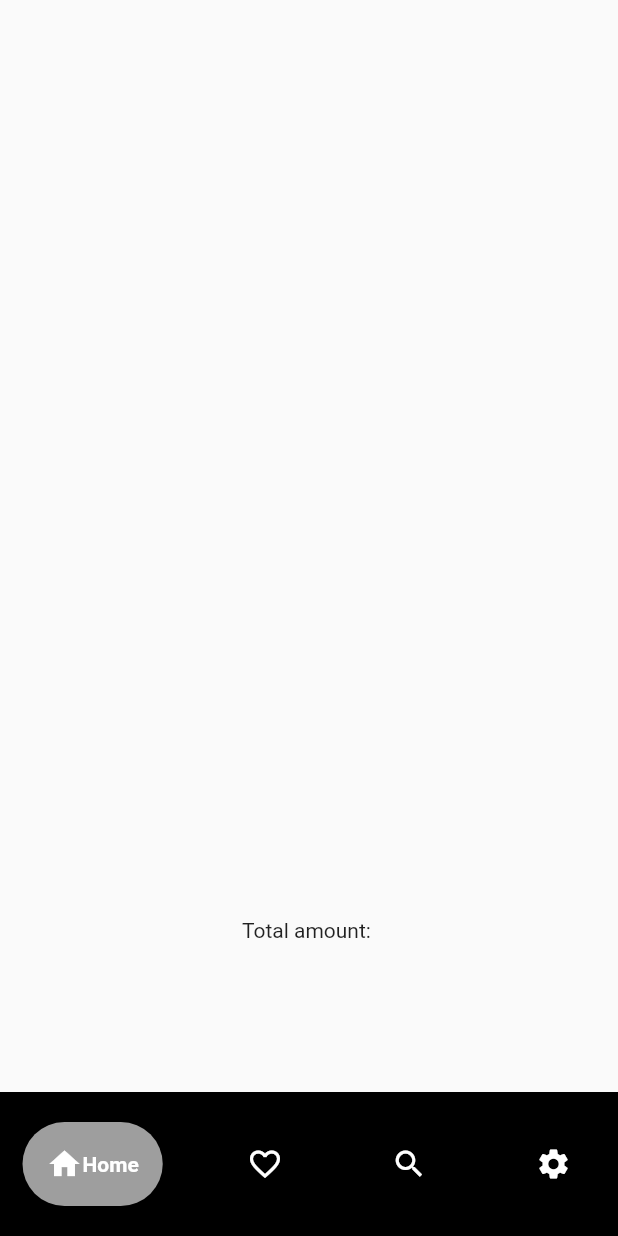
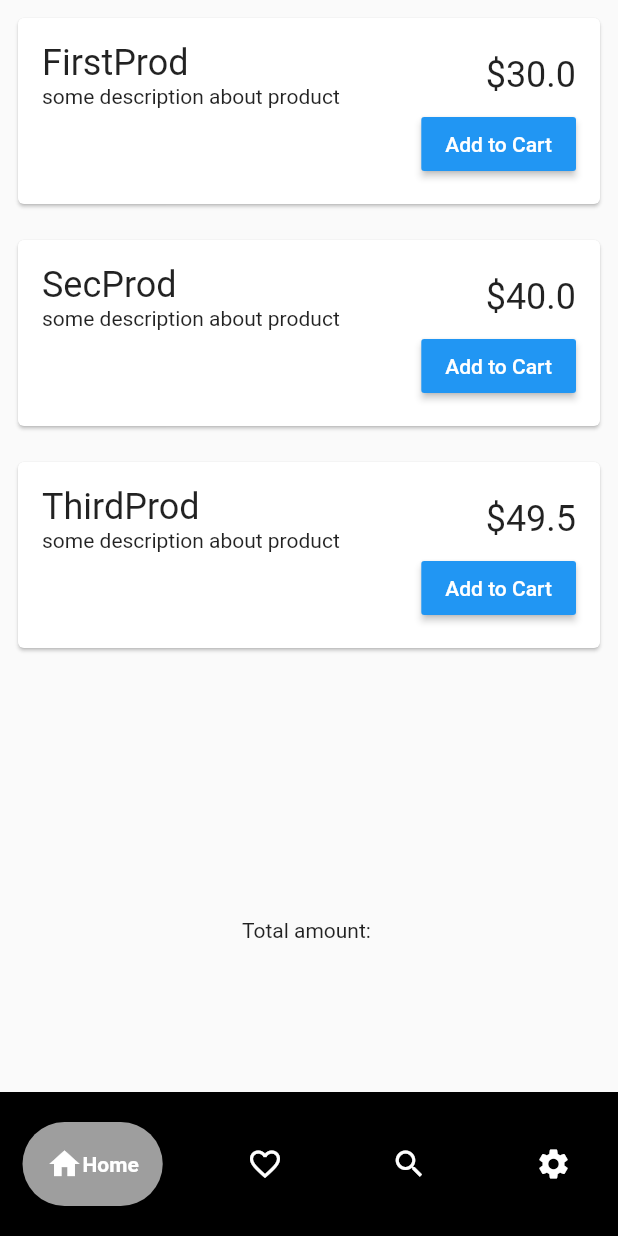
Before and after one commit to utsobe/my-demo-flutter-app, a Flutter app: the screen it shows after launch, on a phone screen of 412 x 824 dp. Run offline on Flutter 3.47's test engine with Material 2 defaults, Android fonts, the phone set to English and light mode, and no system bars; drawn by our look-alikes of google_nav_bar; our stand-ins replace get.

Commit message:
card added to shopping page

```diff
--- a/lib/views/shopping_page.dart
+++ b/lib/views/shopping_page.dart
@@ -2,9 +2,11 @@ import 'package:flutter/cupertino.dart';
 import 'package:flutter/material.dart';
 import 'package:flutter/src/widgets/container.dart';
 import 'package:flutter/src/widgets/framework.dart';
+import 'package:get/get.dart';
+import 'package:my_demo_flutter_app/controllers/shopping_controller.dart';
 
 class ShoppingPage extends StatelessWidget {
-  const ShoppingPage({super.key});
+  final shoppingController = Get.put(ShoppingController());
 
   @override
   Widget build(BuildContext context) {
@@ -12,12 +14,51 @@ class ShoppingPage extends StatelessWidget {
       child: Column(
         children: [
           Expanded(
-            child: ListView.builder(
-              itemCount: 5,
-              itemBuilder: (context, index) {
-                return Card();
-              },
-            ),
+            child: GetX<ShoppingController>(builder: (controller) {
+              return ListView.builder(
+                itemCount: controller.products.length,
+                itemBuilder: (context, index) {
+                  return Card(
+                    margin: const EdgeInsets.all(12),
+                    child: Padding(
+                      padding: const EdgeInsets.all(16.0),
+                      child: Column(
+                        crossAxisAlignment: CrossAxisAlignment.end,
+                        children: [
+                          Row(
+                            mainAxisAlignment: MainAxisAlignment.spaceBetween,
+                            children: [
+                              Column(
+                                crossAxisAlignment: CrossAxisAlignment.start,
+                                children: [
+                                  Text(
+                                    '${controller.products[index].productName}',
+                                    style: TextStyle(fontSize: 24),
+                                  ),
+                                  Text(
+                                      '${controller.products[index].productDescription}'),
+                                ],
+                              ),
+                              Text('\$${controller.products[index].price}',
+                                  style: TextStyle(fontSize: 24)),
+                            ],
+                          ),
+                          MaterialButton(
+                            onPressed: () {
+                              // cartController
+                              //     .addToCart(controller.products[index]);
+                            },
+                            color: Colors.blue,
+                            textColor: Colors.white,
+                            child: Text('Add to Cart'),
+                          ),
+                        ],
+                      ),
+                    ),
+                  );
+                },
+              );
+            }),
           ),
           Text('Total amount: '),
           SizedBox(height: 100),
```
